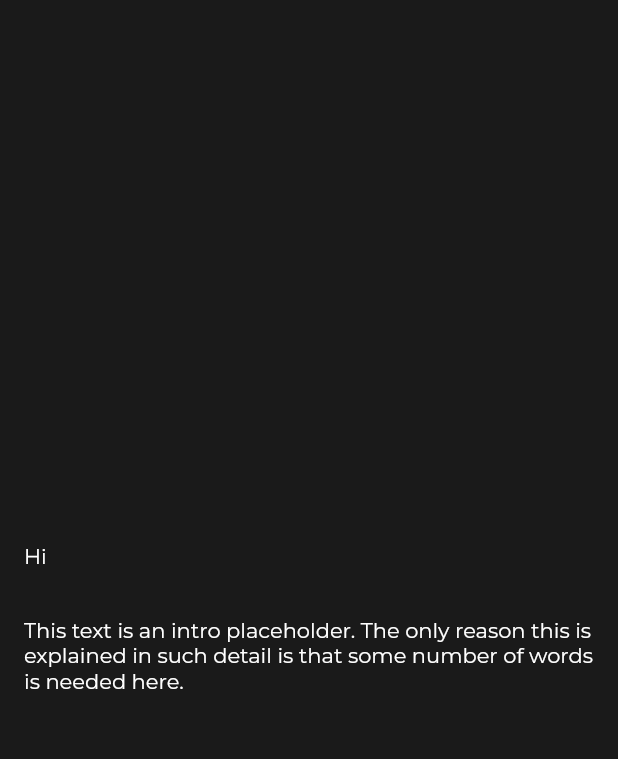
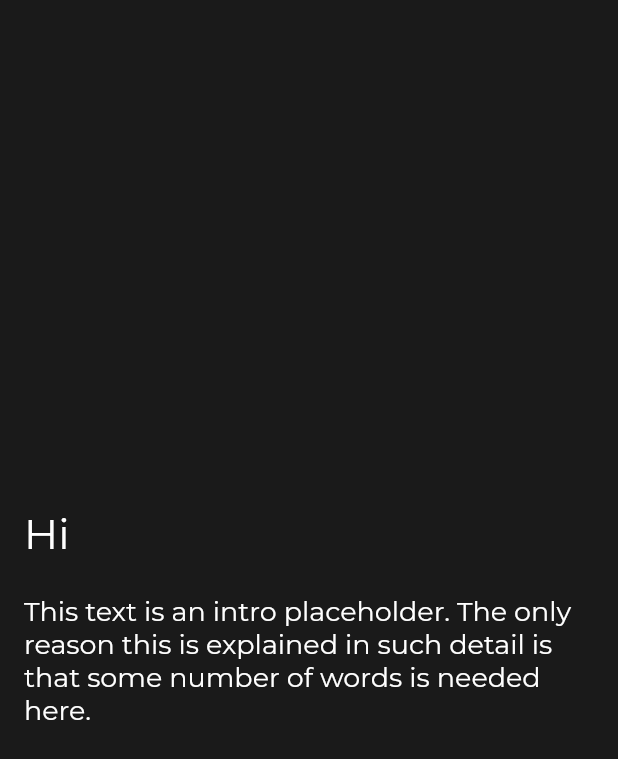
Before and after one commit to hate-crew-member-41/Podiynyk, a Flutter app: the screen it shows after launch, on a phone screen of 412 x 824 dp. Shown: the top 759 px of the screen. Run offline on Flutter 3.47's test engine with Material 2 defaults, Android fonts, the phone set to English and light mode, and no system bars; our stand-ins replace cloud_firestore, firebase_core, google_fonts, hive_flutter; accounts and stored records are empty.

Commit message:
Style the app except for material dialogs

```diff
--- a/app/lib/main.dart
+++ b/app/lib/main.dart
@@ -1,11 +1,11 @@
 import 'package:flutter/material.dart';
-import 'package:google_fonts/google_fonts.dart';
 
-import 'storage/cloud.dart' show Cloud;
-import 'storage/local.dart' show Local;
+import 'storage/appearance.dart';
+import 'storage/cloud.dart';
+import 'storage/local.dart';
 
 import 'ui/loading.dart';
-import 'ui/main/main.dart';
+import 'ui/main/app_main.dart';
 
 
 void main() {
@@ -27,20 +27,21 @@ class App extends StatelessWidget {
 				}
 			),
 			theme: ThemeData(
-				brightness: Brightness.dark,
-				canvasColor: const HSVColor.fromAHSV(1, 0, 0, .1).toColor(),
+				canvasColor: Appearance.mainColor,
+				// iconTheme: IconThemeData(color: Appearance.contentColor),
 				appBarTheme: AppBarTheme(
-					backgroundColor: const HSVColor.fromAHSV(1, 0, 0, .2).toColor(),
+					backgroundColor: Appearance.accentColor,
+					titleTextStyle: Appearance.contentText,
+					iconTheme: IconThemeData(color: Appearance.contentColor)
 				),
-				textTheme: TextTheme(
-					headline6: GoogleFonts.montserrat(),  // app bar
-					subtitle1: GoogleFonts.montserrat(fontSize: 16),  // list tile's title
-					bodyText1: GoogleFonts.montserrat(),  // emphasized text
-					bodyText2: GoogleFonts.montserrat(fontSize: 14)  // plain text
-				),
+				textButtonTheme: TextButtonThemeData(style: TextButton.styleFrom(
+					textStyle: Appearance.contentText,
+					padding: Appearance.padding,
+					alignment: Alignment.centerLeft
+				)),
 				floatingActionButtonTheme: FloatingActionButtonThemeData(
-					backgroundColor: const HSVColor.fromAHSV(1, 0, 0, .2).toColor(),
-					foregroundColor: Colors.white
+					backgroundColor: Appearance.accentColor,
+					foregroundColor: Appearance.contentColor
 				)
 			)
 		);
--- /dev/null
+++ b/app/lib/storage/appearance.dart
@@ -0,0 +1,23 @@
+import 'package:flutter/material.dart';
+import 'package:google_fonts/google_fonts.dart';
+
+
+class Appearance {
+	static Color get mainColor => const HSVColor.fromAHSV(1, 0, 0, .1).toColor();
+	static Color get accentColor => const HSVColor.fromAHSV(1, 0, 0, .2).toColor();
+	static Color get contentColor => Colors.white;
+
+	static TextStyle get contentText => GoogleFonts.montserrat(fontSize: 18, color: contentColor);
+	static TextStyle get smallText => GoogleFonts.montserrat(fontSize: 14, color: contentColor);
+	static TextStyle get titleText => GoogleFonts.montserrat(fontSize: 28, color: contentColor);
+
+	static EdgeInsetsGeometry get padding => const EdgeInsets.symmetric(horizontal: 16, vertical: 12);
+}
+
+
+extension StyledWidget on Widget {
+	Widget get withPadding => Padding(
+		padding: Appearance.padding,
+		child: this
+	);
+}
--- a/app/lib/storage/cloud.dart
+++ b/app/lib/storage/cloud.dart
@@ -266,8 +266,6 @@ class Cloud {
 		return snapshot.data()!;
 	}
 
-	// todo: define [addEntity] method
-
 	/// Adds the [event].
 	static Future<void> addEvent(Event event) => _addEntity(Collection.events, event);
 
--- a/app/lib/ui/main/main.dart
+++ b/app/lib/ui/main/app_main.dart
@@ -1,8 +1,8 @@
 import 'package:flutter/material.dart';
 import 'package:provider/provider.dart';
 
-import 'package:podiynyk/storage/cloud.dart' show Cloud;
-import 'package:podiynyk/storage/local.dart' show Local;
+import 'package:podiynyk/storage/cloud.dart';
+import 'package:podiynyk/storage/local.dart';
 
 import 'identification.dart';
 import 'group_zone/group_zone.dart';
@@ -21,7 +21,7 @@ class _AppMainState extends State<AppMain> {
 		return Local.userIsIdentified ? FutureBuilder<bool>(
 			future: Cloud.leaderIsElected,
 			builder: (context, snapshot) {
-				if (snapshot.connectionState == ConnectionState.waiting) return const Icon(Icons.cloud_download);
+				if (snapshot.connectionState == ConnectionState.waiting) return const Scaffold(body: Icon(Icons.cloud_download));
 				// if (snapshot.hasError) print(snapshot.error);  // todo: consider handling
 				return GroupZone(leaderIsElected: snapshot.data!);
 			}
--- a/app/lib/ui/main/group_zone/home/sections/entity_pages/student.dart
+++ b/app/lib/ui/main/group_zone/home/sections/entity_pages/student.dart
@@ -1,5 +1,6 @@
 import 'package:flutter/material.dart';
 
+import 'package:podiynyk/storage/appearance.dart';
 import 'package:podiynyk/storage/cloud.dart';
 import 'package:podiynyk/storage/local.dart';
 import 'package:podiynyk/storage/entities/student.dart';
@@ -36,8 +37,10 @@ class _StudentPageState extends State<StudentPage> {
 				InputField(
 					controller: _nameField,
 					name: "name",
+					style: Appearance.titleText
 				),
-				if (_student.role != Role.ordinary) Text(_student.role.name)
+				if (_student.role != Role.ordinary)
+					Text(_student.role.name, style: Appearance.contentText).withPadding
 			],
 			actions: Cloud.role != Role.leader || _student.name == Local.name ? [] : [
 				_student.role == Role.ordinary ? EntityActionButton(
--- a/app/lib/ui/main/identification.dart
+++ b/app/lib/ui/main/identification.dart
@@ -1,8 +1,10 @@
 import 'package:flutter/material.dart';
 import 'package:provider/provider.dart';
 
+import 'package:podiynyk/storage/appearance.dart';
 import 'package:podiynyk/storage/cloud.dart';
 import 'package:podiynyk/storage/local.dart';
+
 import 'package:podiynyk/storage/entities/identification_options/department.dart';
 import 'package:podiynyk/storage/entities/identification_options/county.dart';
 import 'package:podiynyk/storage/entities/identification_options/identification_option.dart';
@@ -33,13 +35,10 @@ class _IdentificationState extends State<Identification> {
 				body: Column(
 					mainAxisAlignment: MainAxisAlignment.center,
 					crossAxisAlignment: CrossAxisAlignment.start,
-					children: const [
-						Text('Hi'),
-						Text(_intro)
-					].map((widget) => Padding(
-						padding: const EdgeInsets.all(16),
-						child: widget
-					)).toList()
+					children: [
+						Text('Hi', style: Appearance.titleText).withPadding,
+						Text(_intro, style: Appearance.contentText).withPadding
+					]
 				)
 			)
 		);
@@ -80,22 +79,26 @@ class _IdentificationFormState extends State<IdentificationForm> {
 						OptionField(
 							controller: _universityField,
 							name: "university",
-							showOptions: _showCountyOptions
+							showOptions: _showCountyOptions,
+							style: Appearance.contentText
 						),
 						OptionField(
 							controller: _departmentField,
 							name: "department",
 							showOptions: (context) => _university != null ?
 								_showDepartmentOptions(context) :
-								_showCountyOptions(context)
+								_showCountyOptions(context),
+								style: Appearance.contentText
 						),
 						InputField(
 							controller: _groupField,
 							name: "group",
+							style: Appearance.contentText
 						),
 						InputField(
 							controller: _nameField,
 							name: "name",
+							style: Appearance.contentText
 						)
 					]
 				)
@@ -193,7 +196,7 @@ class _IdentificationFormState extends State<IdentificationForm> {
 
 		return ListView(children: [
 			for (final option in snapshot.data!) ListTile(
-				title: Text(option.name),
+				title: Text(option.name, style: Appearance.contentText),
 				onTap: () => onTap(option)
 			)
 		]);
```
Also changed, not shown: app/lib/ui/main/common/fields.dart (+20 -8 lines), app/lib/ui/main/group_zone/home/home.dart (+6 -7 lines), app/lib/ui/main/group_zone/home/sections/entity_pages/event.dart (+9 -5 lines), app/lib/ui/main/group_zone/home/sections/entity_pages/message.dart (+5 -2 lines), app/lib/ui/main/group_zone/home/sections/entity_pages/subject.dart (+12 -6 lines), app/lib/ui/main/group_zone/home/sections/new_entity_pages/event.dart (+11 -4 lines), app/lib/ui/main/group_zone/home/sections/new_entity_pages/message.dart (+5 -2 lines), app/lib/ui/main/group_zone/home/sections/new_entity_pages/subject.dart (+12 -6 lines), app/lib/ui/main/group_zone/home/sections/section.dart (+5 -3 lines).
